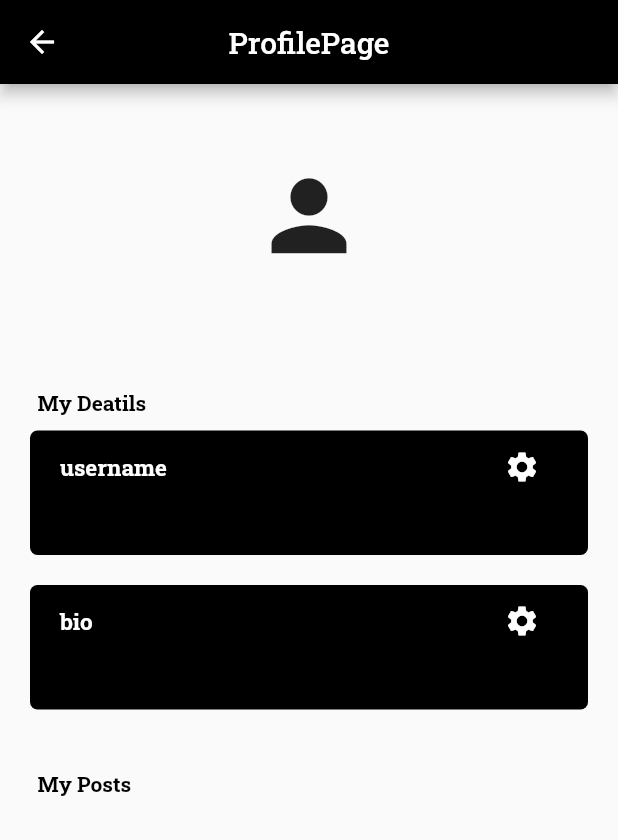
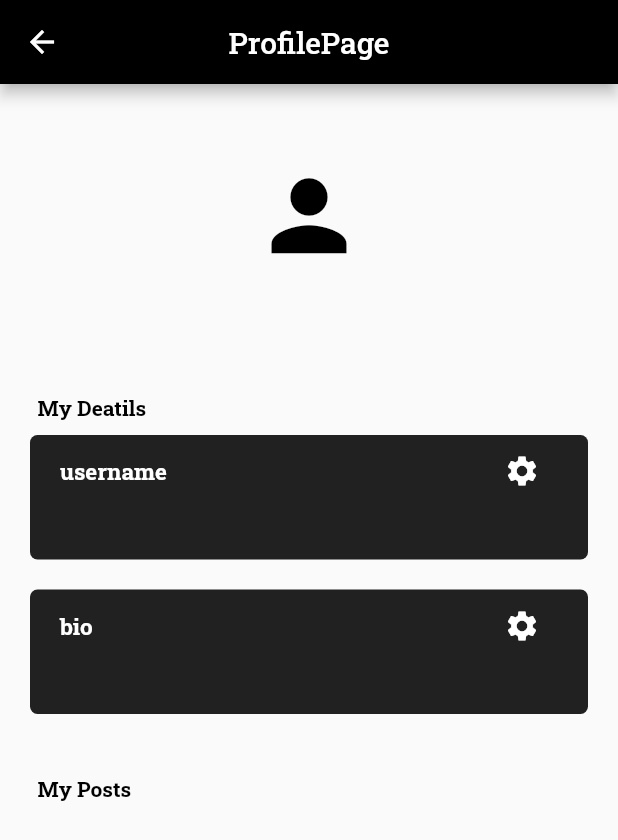
Before and after one commit to ErnestoMoraes/Social_FirebaseChat, a Flutter app: the ProfilePage screen opened by its route, on a phone screen of 412 x 824 dp. Shown: the top 840 px of the screen. Run offline on Flutter 3.47's test engine with Material 2 defaults, Android fonts, the phone set to English and light mode, and no system bars; our stand-ins replace cloud_firestore, firebase_auth, firebase_core, google_fonts; accounts and stored records are empty.

```diff
--- a/lib/app/components/text_box_component.dart
+++ b/lib/app/components/text_box_component.dart
@@ -16,7 +16,7 @@ class TextBoxComponent extends StatelessWidget {
   Widget build(BuildContext context) {
     return Container(
       decoration: BoxDecoration(
-        color: Colors.black,
+        color: Colors.black87,
         borderRadius: BorderRadius.circular(5),
       ),
       padding: const EdgeInsets.only(left: 20, right: 20, bottom: 15),
--- a/lib/app/pages/profile/profile_page.dart
+++ b/lib/app/pages/profile/profile_page.dart
@@ -89,12 +89,12 @@ class _ProfilePageState extends State<ProfilePage> {
             return ListView(
               children: [
                 const SizedBox(height: 50),
-                const Icon(Icons.person, size: 75),
+                const Icon(Icons.person, size: 75, color: Colors.black),
                 const SizedBox(height: 10),
                 Text(
                   current.email!,
                   textAlign: TextAlign.center,
-                  style: TextStyle(color: Colors.grey[800]),
+                  style: const TextStyle(color: Colors.black, fontSize: 16),
                 ),
                 const SizedBox(height: 50),
                 const Padding(
```
